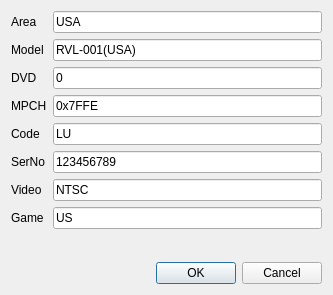
Old version of the form WiiQt/settingtxtdialog.ui in the repository martravi/wiiqt.
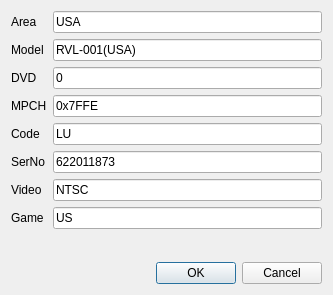
New version of the form.

```diff
--- a/WiiQt/settingtxtdialog.ui
+++ b/WiiQt/settingtxtdialog.ui
@@ -96,7 +96,7 @@
      <item row="5" column="1">
       <widget class="QLineEdit" name="lineEdit_serno">
        <property name="text">
-        <string>123456789</string>
+        <string>622011873</string>
        </property>
        <property name="maxLength">
         <number>9</number>
```
Left out of the diff: 2 changed lines with no effect on the pictures.
